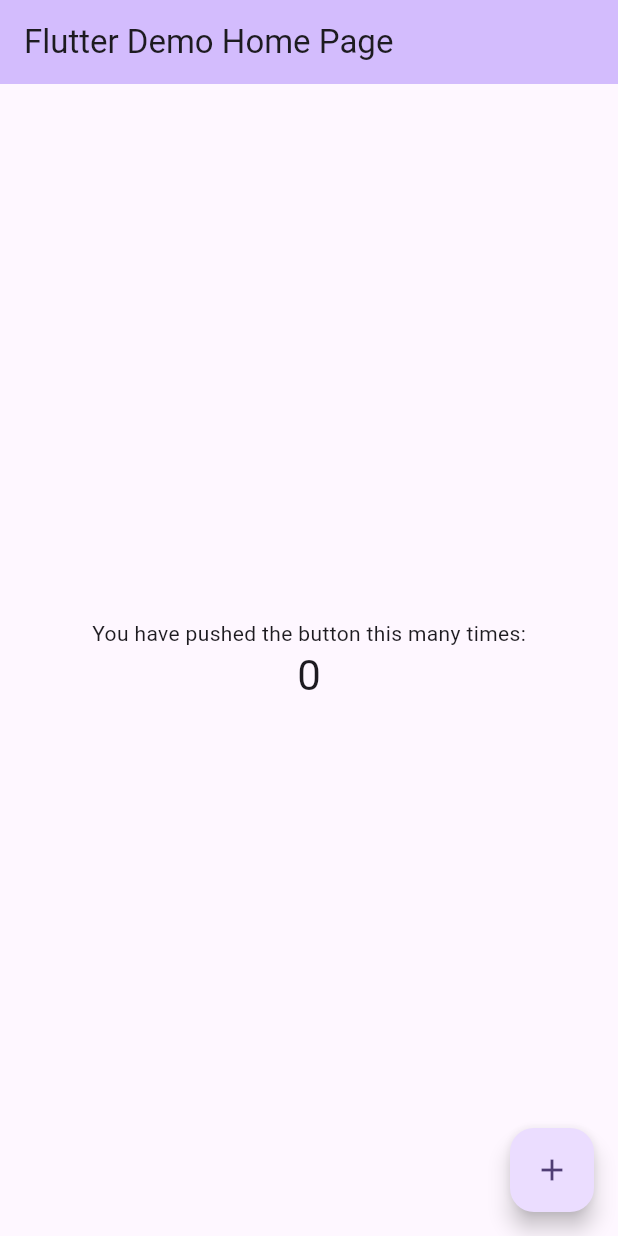
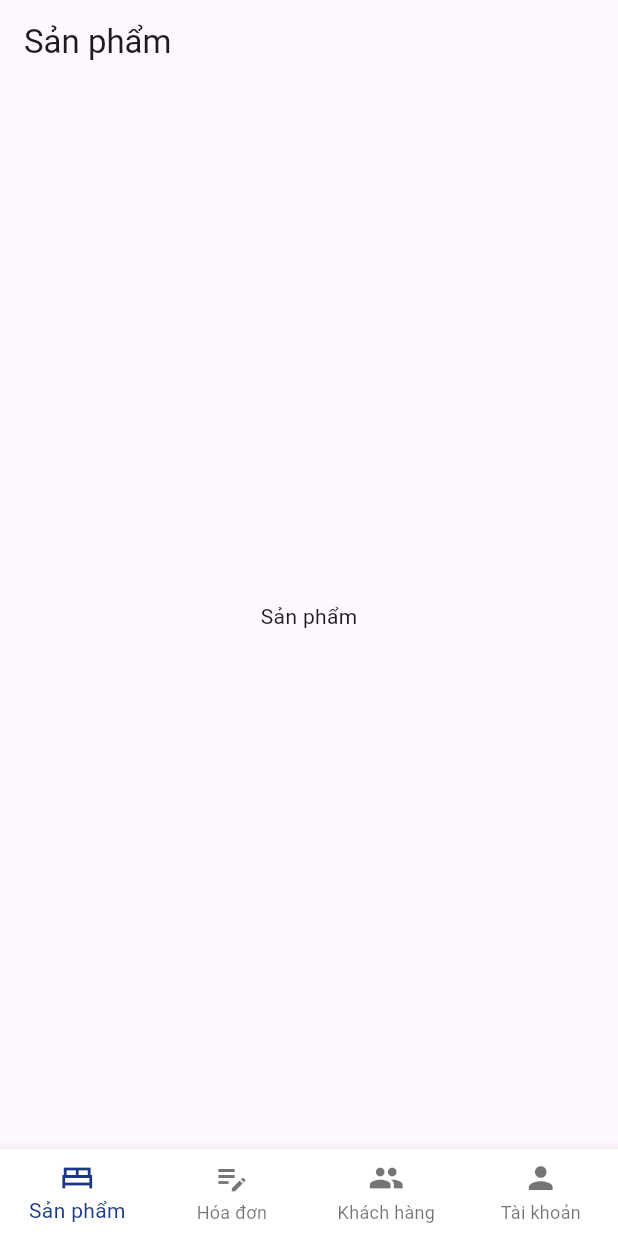
Before and after one commit to bichdao090202/Fast-Bill-App, a Flutter app: the screen it shows after launch, on a phone screen of 412 x 824 dp. Run offline on Flutter 3.47's test engine with Material 3 defaults, Android fonts, the phone set to English and light mode, and no system bars; our stand-ins replace sqflite; accounts and stored records are empty.

Commit message:
connect db and set Layout

```diff
--- a/lib/main.dart
+++ b/lib/main.dart
@@ -1,125 +1,45 @@
+import 'package:fast_bill_app/data/database_helper.dart';
+import 'package:fast_bill_app/model/Product.dart';
+import 'package:fast_bill_app/screen/home_screen.dart';
 import 'package:flutter/material.dart';
 
-void main() {
+void main() async {
+  WidgetsFlutterBinding.ensureInitialized();
+  final dbHelper = DatabaseHelper();
+
+  await dbHelper.insertProduct(
+    Product(id: 1, name: "1m2 nệm thun", note: "", price1: 110),
+  );
+  await dbHelper.insertProduct(
+    Product(id: 2, name: "1m6 viến 12p", note: "", price1: 470),
+  );
+  await dbHelper.insertProduct(
+    Product(id: 3, name: "1m6 gòn 5p", note: "", price1: 240),
+  );
+
+  List<Product> products = await dbHelper.getProducts();
+  for (var product in products) {
+    print('Sản phẩm: ${product.name} - Giá: ${product.price1}');
+  }
+
   runApp(const MyApp());
 }
+
+
 
 class MyApp extends StatelessWidget {
   const MyApp({super.key});
 
-  // This widget is the root of your application.
+
   @override
   Widget build(BuildContext context) {
     return MaterialApp(
-      title: 'Flutter Demo',
+      title: 'FastBill',
       theme: ThemeData(
-        // This is the theme of your application.
-        //
-        // TRY THIS: Try running your application with "flutter run". You'll see
-        // the application has a purple toolbar. Then, without quitting the app,
-        // try changing the seedColor in the colorScheme below to Colors.green
-        // and then invoke "hot reload" (save your changes or press the "hot
-        // reload" button in a Flutter-supported IDE, or press "r" if you used
-        // the command line to start the app).
-        //
-        // Notice that the counter didn't reset back to zero; the application
-        // state is not lost during the reload. To reset the state, use hot
-        // restart instead.
-        //
-        // This works for code too, not just values: Most code changes can be
-        // tested with just a hot reload.
         colorScheme: ColorScheme.fromSeed(seedColor: Colors.deepPurple),
         useMaterial3: true,
       ),
-      home: const MyHomePage(title: 'Flutter Demo Home Page'),
+      home: HomeScreen(),
     );
   }
 }
-
-class MyHomePage extends StatefulWidget {
-  const MyHomePage({super.key, required this.title});
-
-  // This widget is the home page of your application. It is stateful, meaning
-  // that it has a State object (defined below) that contains fields that affect
-  // how it looks.
-
-  // This class is the configuration for the state. It holds the values (in this
-  // case the title) provided by the parent (in this case the App widget) and
-  // used by the build method of the State. Fields in a Widget subclass are
-  // always marked "final".
-
-  final String title;
-
-  @override
-  State<MyHomePage> createState() => _MyHomePageState();
-}
-
-class _MyHomePageState extends State<MyHomePage> {
-  int _counter = 0;
-
-  void _incrementCounter() {
-    setState(() {
-      // This call to setState tells the Flutter framework that something has
-      // changed in this State, which causes it to rerun the build method below
-      // so that the display can reflect the updated values. If we changed
-      // _counter without calling setState(), then the build method would not be
-      // called again, and so nothing would appear to happen.
-      _counter++;
-    });
-  }
-
-  @override
-  Widget build(BuildContext context) {
-    // This method is rerun every time setState is called, for instance as done
-    // by the _incrementCounter method above.
-    //
-    // The Flutter framework has been optimized to make rerunning build methods
-    // fast, so that you can just rebuild anything that needs updating rather
-    // than having to individually change instances of widgets.
-    return Scaffold(
-      appBar: AppBar(
-        // TRY THIS: Try changing the color here to a specific color (to
-        // Colors.amber, perhaps?) and trigger a hot reload to see the AppBar
-        // change color while the other colors stay the same.
-        backgroundColor: Theme.of(context).colorScheme.inversePrimary,
-        // Here we take the value from the MyHomePage object that was created by
-        // the App.build method, and use it to set our appbar title.
-        title: Text(widget.title),
-      ),
-      body: Center(
-        // Center is a layout widget. It takes a single child and positions it
-        // in the middle of the parent.
-        child: Column(
-          // Column is also a layout widget. It takes a list of children and
-          // arranges them vertically. By default, it sizes itself to fit its
-          // children horizontally, and tries to be as tall as its parent.
-          //
-          // Column has various properties to control how it sizes itself and
-          // how it positions its children. Here we use mainAxisAlignment to
-          // center the children vertically; the main axis here is the vertical
-          // axis because Columns are vertical (the cross axis would be
-          // horizontal).
-          //
-          // TRY THIS: Invoke "debug painting" (choose the "Toggle Debug Paint"
-          // action in the IDE, or press "p" in the console), to see the
-          // wireframe for each widget.
-          mainAxisAlignment: MainAxisAlignment.center,
-          children: <Widget>[
-            const Text(
-              'You have pushed the button this many times:',
-            ),
-            Text(
-              '$_counter',
-              style: Theme.of(context).textTheme.headlineMedium,
-            ),
-          ],
-        ),
-      ),
-      floatingActionButton: FloatingActionButton(
-        onPressed: _incrementCounter,
-        tooltip: 'Increment',
-        child: const Icon(Icons.add),
-      ), // This trailing comma makes auto-formatting nicer for build methods.
-    );
-  }
-}
--- /dev/null
+++ b/lib/screen/customer_tab.dart
@@ -0,0 +1,22 @@
+import 'package:flutter/material.dart';
+class CustomerTab extends StatefulWidget {
+  @override
+  _CustomerTabState createState() => _CustomerTabState();
+}
+
+class _CustomerTabState extends State<CustomerTab> {
+  @override
+  Widget build(BuildContext context) {
+
+    return Scaffold(
+      appBar: AppBar(
+        title: Text('Khách hàng'),
+      ),
+      body: Center(
+        child: Text('Khách hàng'),
+      ),
+    );
+
+  }
+
+}
--- /dev/null
+++ b/lib/screen/home_screen.dart
@@ -0,0 +1,61 @@
+import 'package:fast_bill_app/screen/customer_tab.dart';
+import 'package:fast_bill_app/screen/order_tab.dart';
+import 'package:fast_bill_app/screen/product_tab.dart';
+import 'package:fast_bill_app/screen/setting_tab.dart';
+import 'package:flutter/material.dart';
+class HomeScreen extends StatefulWidget {
+  @override
+  _HomeScreenState createState() => _HomeScreenState();
+
+}
+
+class _HomeScreenState extends State<HomeScreen> {
+
+  int _selectedIndex = 0;
+
+  final List<Widget> _pages = [
+    Center(child: ProductTab()),
+    Center(child: OrderTab()),
+    Center(child: CustomerTab()),
+    Center(child: SettingTab()),
+  ];
+
+  void _onItemTapped(int index) {
+    setState(() {
+      _selectedIndex = index; //
+    });
+  }
+
+  @override
+  Widget build(BuildContext context) {
+    return Scaffold(
+      backgroundColor: Colors.white,
+      body: _pages[_selectedIndex],
+      bottomNavigationBar: BottomNavigationBar(
+        type: BottomNavigationBarType.fixed,
+        items: const <BottomNavigationBarItem>[
+          BottomNavigationBarItem(
+            icon: Icon(Icons.bed_sharp),
+            label: 'Sản phẩm',
+          ),
+          BottomNavigationBarItem(
+            icon: Icon(Icons.edit_note),
+            label: 'Hóa đơn',
+          ),
+          BottomNavigationBarItem(
+            icon: Icon(Icons.people),
+            label: 'Khách hàng',
+          ),
+          BottomNavigationBarItem(
+            icon: Icon(Icons.person),
+            label: 'Tài khoản',
+          ),
+        ],
+        currentIndex: _selectedIndex,
+        selectedItemColor: const Color(0xFF1C3988),
+        onTap: _onItemTapped,
+        backgroundColor: Colors.white,
+      ),
+    );
+  }
+}
--- /dev/null
+++ b/lib/screen/product_tab.dart
@@ -0,0 +1,22 @@
+import 'package:flutter/material.dart';
+class ProductTab extends StatefulWidget {
+  @override
+  _ProductTabState createState() => _ProductTabState();
+}
+
+class _ProductTabState extends State<ProductTab> {
+  @override
+  Widget build(BuildContext context) {
+
+    return Scaffold(
+      appBar: AppBar(
+        title: Text('Sản phẩm'),
+      ),
+      body: Center(
+        child: Text('Sản phẩm'),
+      ),
+    );
+
+  }
+
+}
```
Also changed, not shown: lib/data/database_helper.dart (added, +56 -0 lines), lib/model/Product.dart (added, +39 -0 lines), lib/screen/order_tab.dart (added, +22 -0 lines), lib/screen/setting_tab.dart (added, +22 -0 lines).
